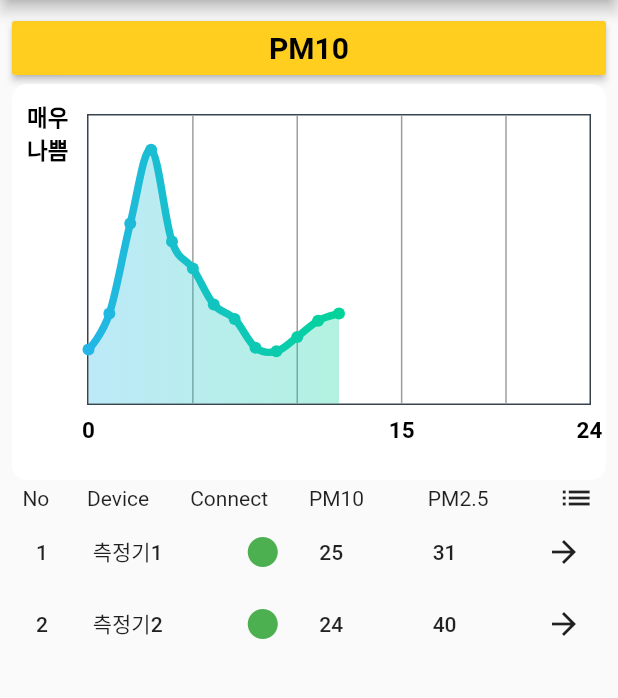
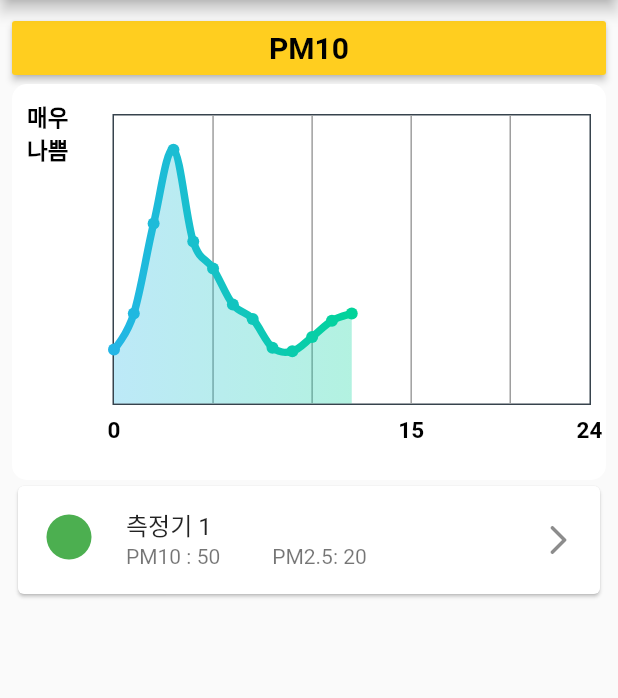
Before and after one commit to Ksanbal/MiseCho, a Flutter app: the screen it shows after launch, on a phone screen of 412 x 824 dp, the part 84-782 px from its top. Run offline on Flutter 3.47's test engine with Material 2 defaults, Android fonts, the phone set to English and light mode, and no system bars; drawn by our look-alikes of fl_chart.

Commit message:
Fix List items to Card

```diff
--- a/APP/checkpm_app/lib/index_page.dart
+++ b/APP/checkpm_app/lib/index_page.dart
@@ -1,5 +1,7 @@
 import 'package:flutter/material.dart';
 import 'package:fl_chart/fl_chart.dart';
+
+import 'notification_page.dart';
 
 class DeviceList {
   int no;
@@ -33,7 +35,12 @@ class _IndexPageState extends State<IndexPage> {
         actions: <Widget>[
           IconButton(
             icon: Icon(Icons.notifications),
-            onPressed: () {},
+            onPressed: () {
+              Navigator.push(
+                context,
+                MaterialPageRoute(builder: (context) => NotificationPage()),
+              );
+            },
           )
         ],
       ),
@@ -81,102 +88,23 @@ class _IndexPageState extends State<IndexPage> {
                 ),
               ),
             ),
-            // list name
-            Row(
-              children: <Widget>[
-                Expanded(
-                  child: Text('  No'),
-                ),
-                Expanded(
-                  flex: 2,
-                  child: Text('   Device'),
-                ),
-                Expanded(
-                  flex: 2,
-                  child: Text('Connect'),
-                ),
-                Expanded(
-                  flex: 2,
-                  child: Text('PM10'),
-                ),
-                Expanded(
-                  flex: 2,
-                  child: Text('PM2.5'),
-                ),
-                Expanded(
-                  flex: 1,
-                  child: Icon(Icons.list),
-                ),
-              ],
-            ),
             // ListView
             Expanded(
               child: ListView(
                 children: [
-                  FlatButton(
-                    child: Row(
-                      children: <Widget>[
-                        Expanded(
-                          child: Text('1'),
-                        ),
-                        Expanded(
-                          flex: 2,
-                          child: Text('측정기1'),
-                        ),
-                        Expanded(
-                          flex: 2,
-                          child: Icon(
-                            Icons.circle,
-                            color: Colors.green,
-                          ),
-                        ),
-                        Expanded(
-                          flex: 2,
-                          child: Text('25'),
-                        ),
-                        Expanded(
-                          flex: 2,
-                          child: Text('31'),
-                        ),
-                        Icon(
-                          Icons.arrow_forward,
-                        )
-                      ],
+                  Card(
+                    child: ListTile(
+                      leading: Icon(
+                        Icons.circle,
+                        color: Colors.green,
+                        size: 36,
+                      ),
+                      title: Text('측정기 1'),
+                      subtitle: Text('PM10 : 50          PM2.5: 20'),
+                      trailing: Icon(Icons.arrow_forward_ios_rounded),
+                      onTap: () {},
                     ),
-                    onPressed: () {},
                   ),
-                  FlatButton(
-                    child: Row(
-                      children: <Widget>[
-                        Expanded(
-                          child: Text('2'),
-                        ),
-                        Expanded(
-                          flex: 2,
-                          child: Text('측정기2'),
-                        ),
-                        Expanded(
-                          flex: 2,
-                          child: Icon(
-                            Icons.circle,
-                            color: Colors.green,
-                          ),
-                        ),
-                        Expanded(
-                          flex: 2,
-                          child: Text('24'),
-                        ),
-                        Expanded(
-                          flex: 2,
-                          child: Text('40'),
-                        ),
-                        Icon(
-                          Icons.arrow_forward,
-                        )
-                      ],
-                    ),
-                    onPressed: () {},
-                  )
                 ],
               ),
             ),
@@ -188,37 +116,18 @@ class _IndexPageState extends State<IndexPage> {
 
 // List Item Widget
   Widget _buildItemWidget(DeviceList deviceList) {
-    return FlatButton(
-      child: Row(
-        children: <Widget>[
-          Expanded(
-            child: Text('1'),
-          ),
-          Expanded(
-            flex: 2,
-            child: Text('측정기1'),
-          ),
-          Expanded(
-            flex: 2,
-            child: Icon(
-              Icons.circle,
-              color: Colors.green,
-            ),
-          ),
-          Expanded(
-            flex: 2,
-            child: Text('25'),
-          ),
-          Expanded(
-            flex: 2,
-            child: Text('31'),
-          ),
-          Icon(
-            Icons.arrow_forward,
-          )
-        ],
+    return Card(
+      child: ListTile(
+        leading: Icon(
+          Icons.circle,
+          color: Colors.green,
+          size: 36,
+        ),
+        title: Text('측정기 1'),
+        subtitle: Text('PM10 : 50          PM2.5: 20'),
+        trailing: Icon(Icons.arrow_forward_ios_rounded),
+        onTap: () {},
       ),
-      onPressed: () {},
     );
   }
 
@@ -299,7 +208,7 @@ class _IndexPageState extends State<IndexPage> {
             }
             return '';
           },
-          reservedSize: 28,
+          reservedSize: 45,
           margin: 12,
         ),
       ),
```
